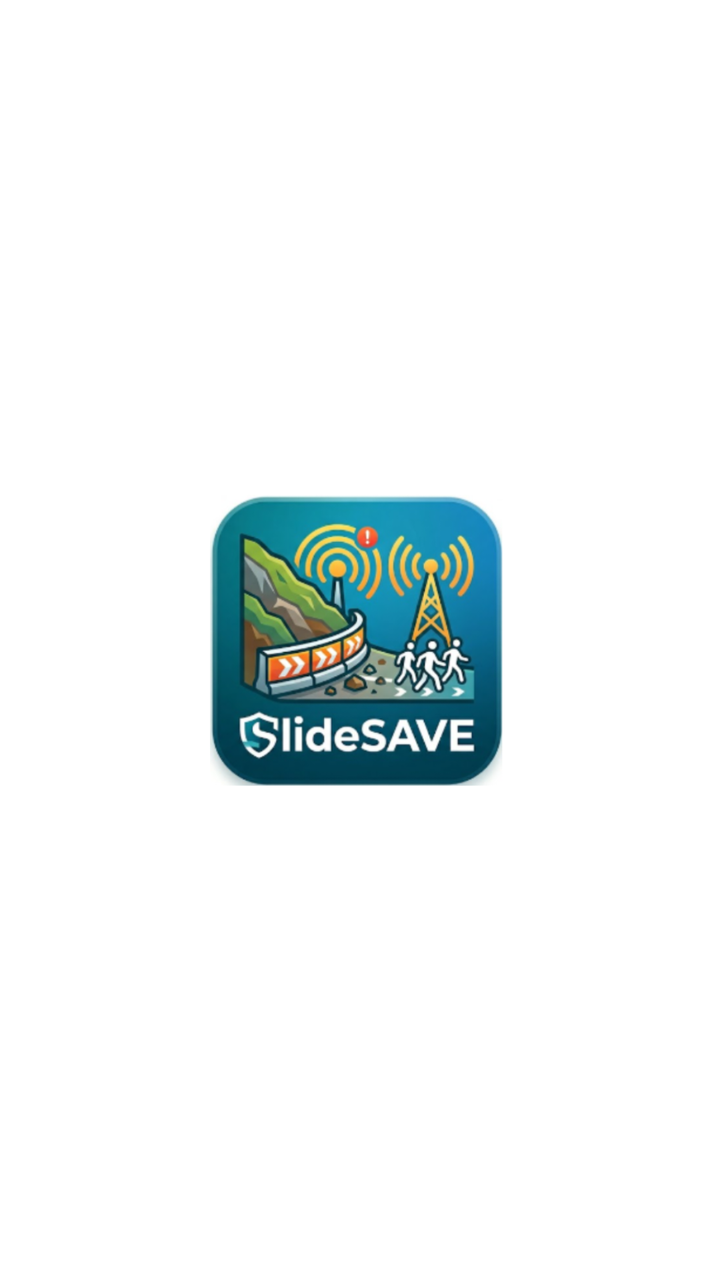
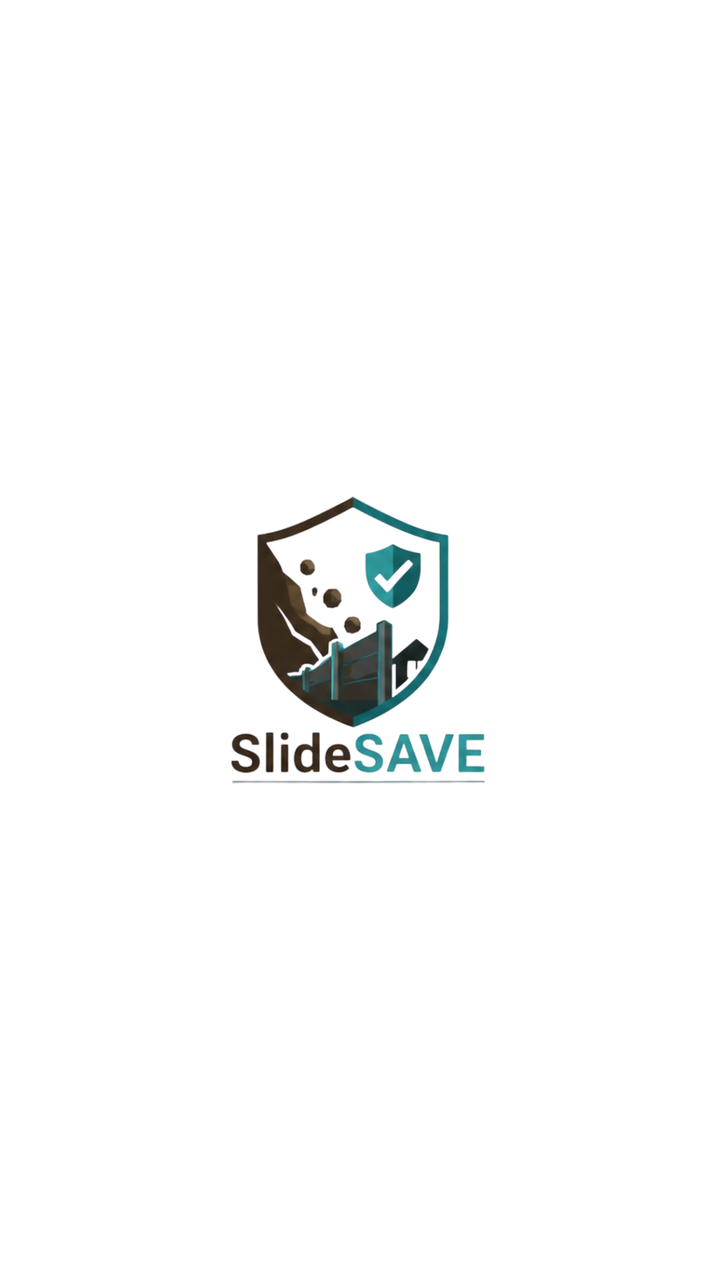

Two renders of the same Android screen: before a commit and after it. Below are the layout's source before the change and the commit's diff.
<!-- AndroidManifest.xml: application theme Theme.SlideSAVE -->
<!-- res/layout/activity_splash.xml -->
<?xml version="1.0" encoding="utf-8"?>
<RelativeLayout xmlns:android="http://schemas.android.com/apk/res/android"
    android:layout_width="match_parent"
    android:layout_height="match_parent"
    android:gravity="center"
    android:background="@color/white">
    <ImageView
        android:src="@drawable/LogoSlideSAVE"
        android:layout_width="150dp"
        android:layout_height="150dp" />
</RelativeLayout>
<!-- resources referenced by this layout -->
<resources>
  <color name="white">#FFFFFFFF</color>
  <!-- drawable LogoSlideSAVE: png bitmap (drawable, 225805 bytes) -->
  <style name="Theme.SlideSAVE" parent="Base.Theme.SlideSAVE" />
  <style name="Base.Theme.SlideSAVE" parent="Theme.Material3.DayNight.NoActionBar">
          
          
      </style>
</resources>

<!-- the commit's change to res/layout/activity_splash.xml (unified diff, before → after) -->
@@ -4,8 +4,10 @@
     android:layout_height="match_parent"
     android:gravity="center"
     android:background="@color/white">
+
     <ImageView
-        android:src="@drawable/LogoSlideSAVE"
+        android:src="@drawable/slidesave_logo"
         android:layout_width="150dp"
         android:layout_height="150dp" />
+
 </RelativeLayout>
<!-- resource entries referenced after the edit -->
@@ -1,11 +1,12 @@
 <!-- resources referenced by this layout -->
 <resources>
-  <color name="white">#FFFFFFFF</color>
-  <!-- drawable LogoSlideSAVE: png bitmap (drawable, 225805 bytes) -->
+  <color name="white">#FFFFFF</color>
+  <!-- drawable slidesave_logo: png bitmap (drawable, 173386 bytes) -->
   <style name="Theme.SlideSAVE" parent="Base.Theme.SlideSAVE" />
   <style name="Base.Theme.SlideSAVE" parent="Theme.Material3.DayNight.NoActionBar">
-          
-          
+          <item name="colorPrimary">#3B2F2F</item>
+          <item name="colorSecondary">#2DA8B3</item>
+          <item name="colorTertiary">#2DA8B3</item>
       </style>
 </resources>
 
